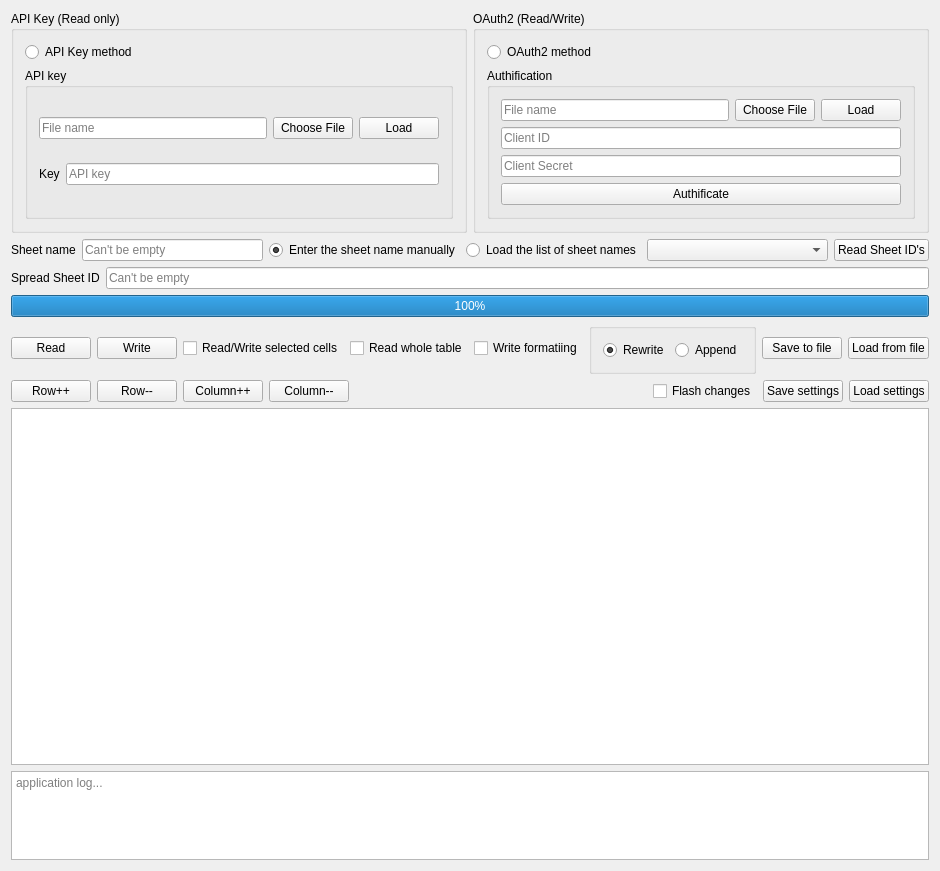
This is googlesheetsmodifier.ui in 0mniCrow/GoogleSheetWriter as Qt 5 draws it before an edit. The edited form follows.
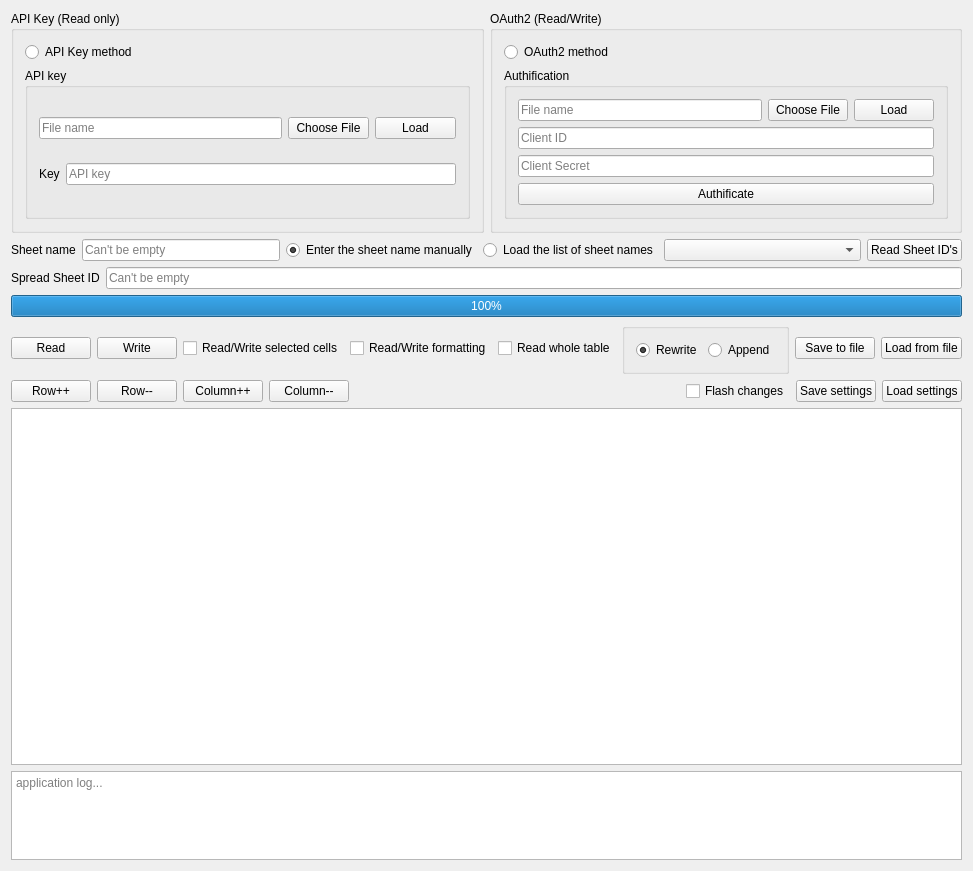
This is the edited form.

Commit message: Add formatting checkbox status saved in settings.

```diff
--- a/googlesheetsmodifier.ui
+++ b/googlesheetsmodifier.ui
@@ -6,7 +6,7 @@
    <rect>
     <x>0</x>
     <y>0</y>
-    <width>882</width>
+    <width>904</width>
     <height>871</height>
    </rect>
   </property>
@@ -293,6 +293,13 @@
        </property>
       </widget>
      </item>
+     <item>
+      <widget class="QCheckBox" name="checkBox_writeFormating">
+       <property name="text">
+        <string>Read/Write formatting</string>
+       </property>
+      </widget>
+     </item>
      <item>
       <widget class="QCheckBox" name="checkBox_readWholeTable">
        <property name="text">
@@ -300,13 +307,6 @@
        </property>
       </widget>
      </item>
-     <item>
-      <widget class="QCheckBox" name="checkBox_writeFormating">
-       <property name="text">
-        <string>Write formatiing</string>
-       </property>
-      </widget>
-     </item>
      <item>
       <widget class="QGroupBox" name="groupBox_write_option">
        <property name="title">
```
The commit also changes 2 other files.
